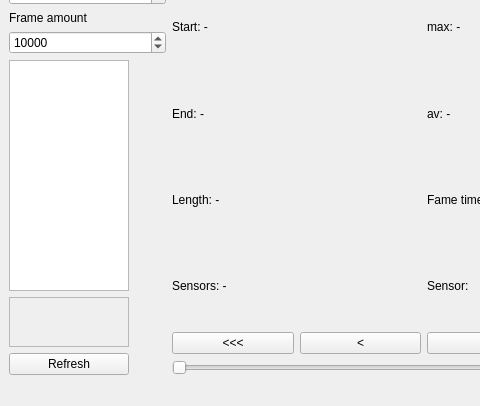
Qt form server/database_scroll/mainwindow.ui (GiteZz/Thermal-sensor-localisation) before a commit; both pictures show x 0 to 480 and y 194 to 600 of the 800 by 600 pixel window.
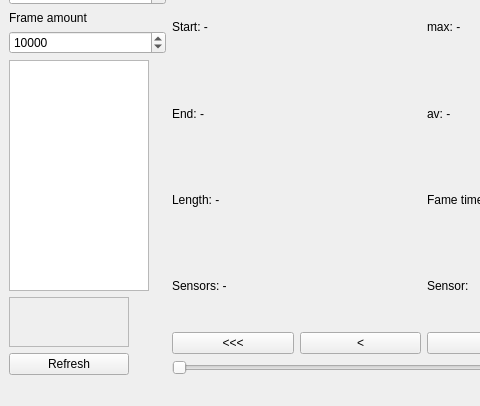
The same form after that commit.

Diff of the .ui file:
```diff
--- a/server/database_scroll/mainwindow.ui
+++ b/server/database_scroll/mainwindow.ui
@@ -277,7 +277,7 @@
          <widget class="QListWidget" name="timeList">
           <property name="maximumSize">
            <size>
-            <width>120</width>
+            <width>140</width>
             <height>16777215</height>
            </size>
           </property>
```
